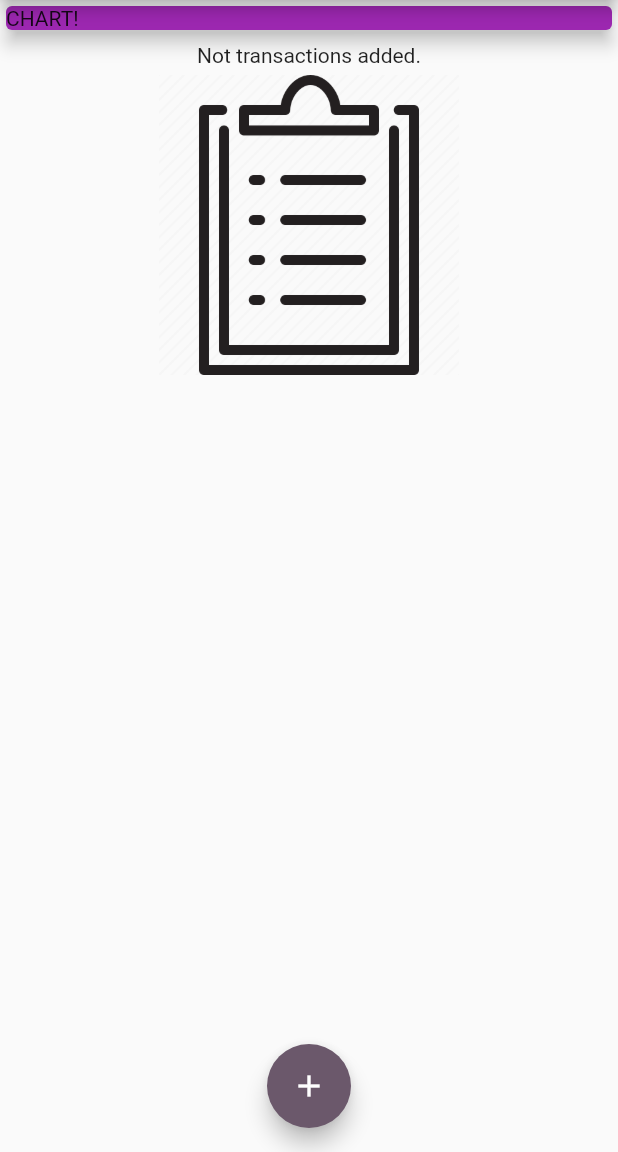
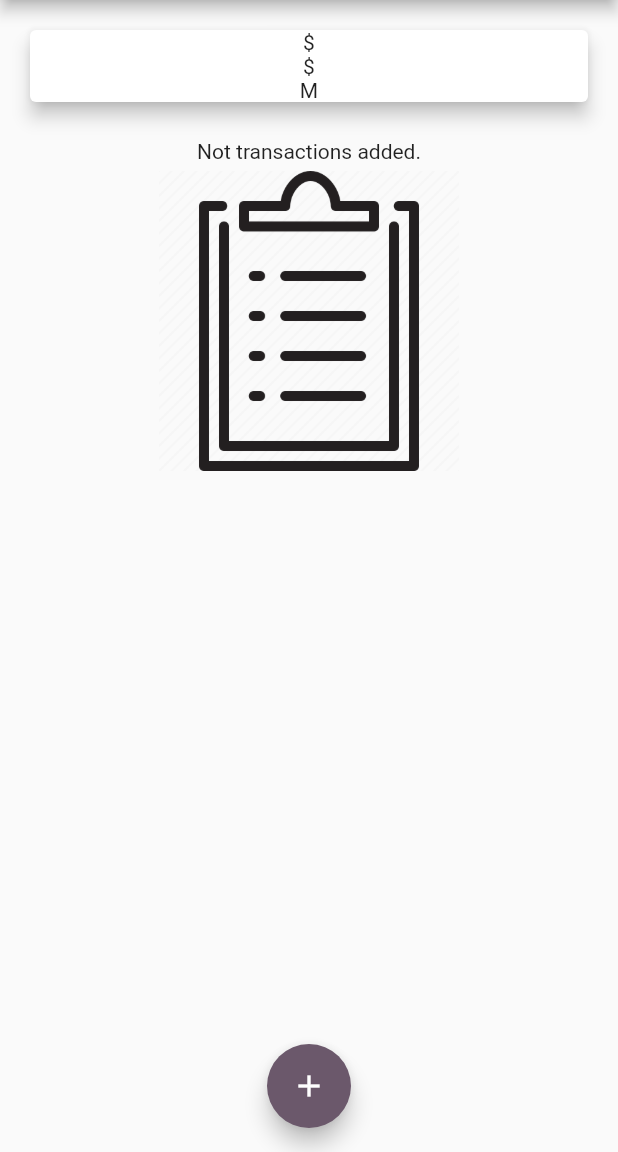
Before and after one commit to Cutter72/flutter_02, a Flutter app: the screen it shows after launch, on a phone screen of 412 x 824 dp, the part 84-1236 px from its top. Run offline on Flutter 3.47's test engine with Material 2 defaults, Android fonts, the phone set to English and light mode, and no system bars.

Commit message:
Day 6 Chart stub created

```diff
--- a/lib/main.dart
+++ b/lib/main.dart
@@ -1,5 +1,6 @@
 import 'package:flutter/material.dart';
 import 'package:flutter_02/models/transaction.dart';
+import 'package:flutter_02/widgets/chart.dart';
 import 'package:flutter_02/widgets/new_transaction.dart';
 import 'package:flutter_02/widgets/transaction_list.dart';
 import 'package:intl/date_symbol_data_local.dart';
@@ -90,16 +91,7 @@ class _MyHomePageState extends State<MyHomePage> {
         // mainAxisAlignment: MainAxisAlignment.start,
         // crossAxisAlignment: CrossAxisAlignment.stretch,
         children: <Widget>[
-          Card(
-            color: Theme.of(context).primaryColor,
-            child: Container(
-              width: double.infinity,
-              child: Text(
-                "CHART!",
-              ),
-            ),
-            elevation: 5,
-          ),
+          Chart(),
           TransactionList(_transactions),
         ],
       ),
--- /dev/null
+++ b/lib/widgets/chart.dart
@@ -0,0 +1,26 @@
+import 'package:flutter/material.dart';
+
+///
+/// @author Paweł Drelich <drelich_pawel@o2.pl>
+///
+class Chart extends StatelessWidget {
+  @override
+  Widget build(BuildContext context) {
+    return Card(
+      elevation: 5,
+      margin: EdgeInsets.all(20),
+      child: Row(
+        mainAxisAlignment: MainAxisAlignment.spaceEvenly,
+        children: [
+          Column(
+            children: [
+              Text("\$"),
+              Text("\$"),
+              Text("M"),
+            ],
+          )
+        ],
+      ),
+    );
+  }
+}
```
